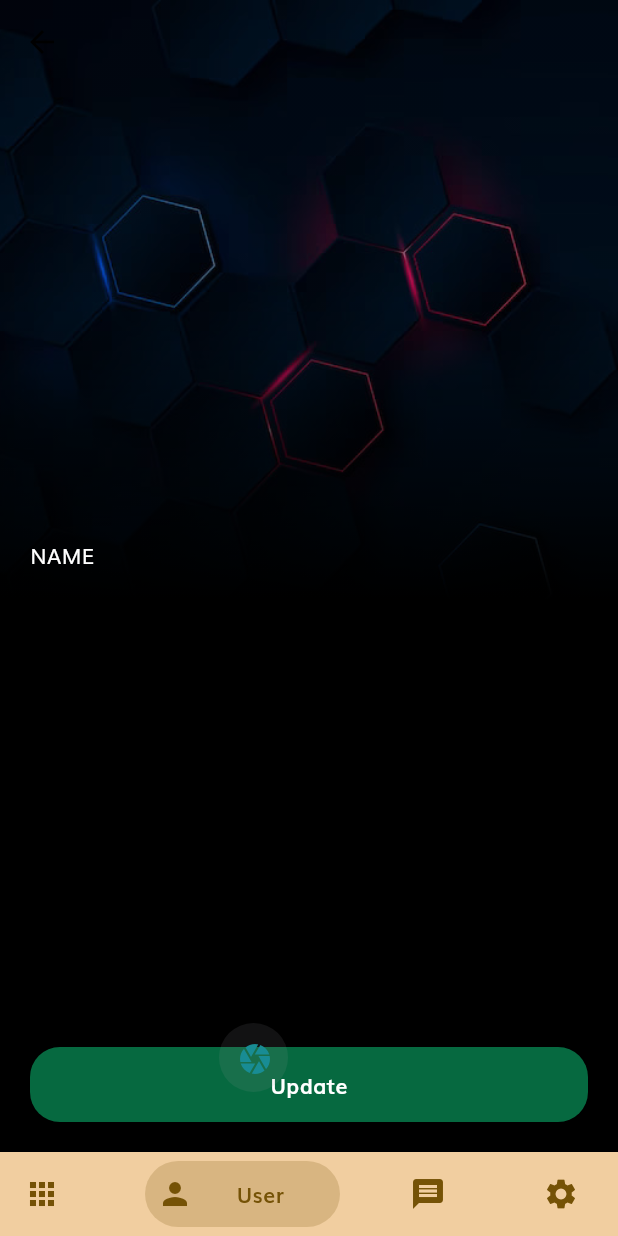
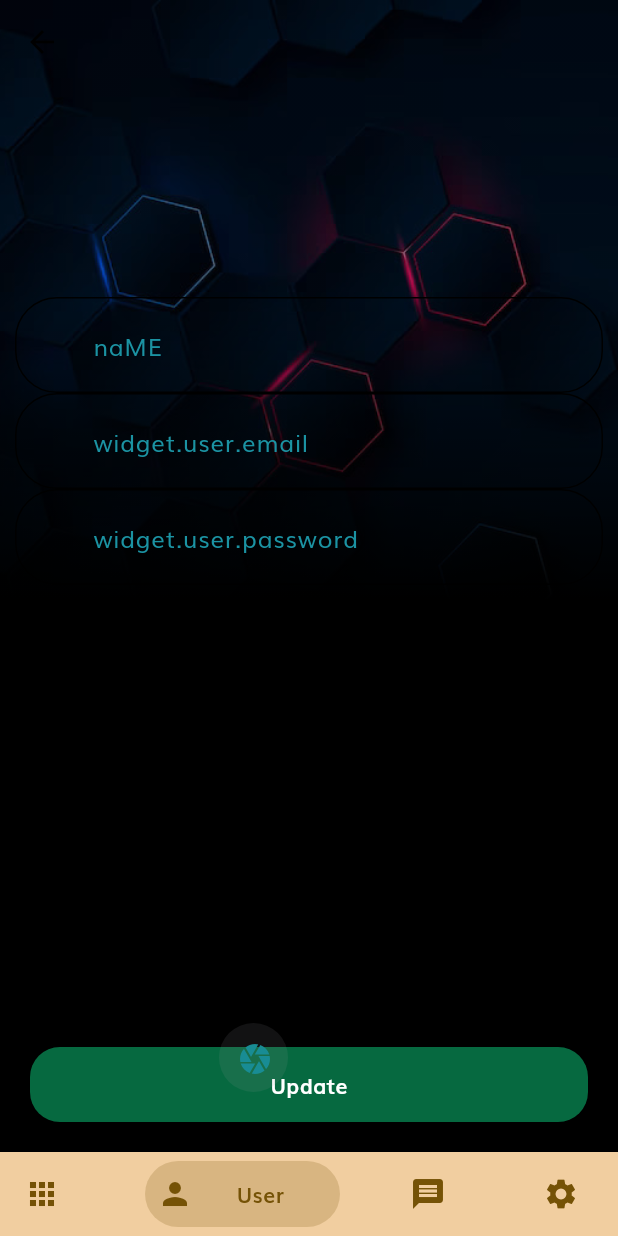
Before and after one commit to sran307/aime_app, a Flutter app: the Profile screen opened directly, after a tap on "Name", on a phone screen of 412 x 824 dp. Run offline on Flutter 3.47's test engine with Material 3 defaults, Android fonts, the phone set to English and light mode, and no system bars; drawn by our look-alikes of bottom_navy_bar; our stand-ins replace awesome_notifications, connectivity_plus, datetime_picker_formfield_new, device_info_plus, flutter_animate, flutter_spinkit and 8 more; accounts and stored records are empty; network calls fail; project files that could hold a hidden picture were left out.

Commit message:
user page design completed

```diff
--- a/aime_app/lib/screens/home/UserSection.dart
+++ b/aime_app/lib/screens/home/UserSection.dart
@@ -19,9 +19,7 @@ class _UserSectionState extends State<UserSection> {
       onTap: () {
         Get.to(Profile(), transition: Transition.zoom);
       },
-        child: FadeInAnimation(
-          1,
-          Card(
+      child: Card(
         elevation: 5, // Adjust elevation as needed
         shape: RoundedRectangleBorder(
           borderRadius:
@@ -67,6 +65,6 @@ class _UserSectionState extends State<UserSection> {
           ],
         ),
       ),
-        ));
+    );
   }
 }
--- a/aime_app/lib/screens/profile/profile.dart
+++ b/aime_app/lib/screens/profile/profile.dart
@@ -14,6 +14,28 @@ class Profile extends StatefulWidget {
 class _ProfileState extends State<Profile> {
   get press => null;
 
+   final _formKey = GlobalKey<FormState>();
+  late TextEditingController _nameController;
+  late TextEditingController _emailController;
+  late TextEditingController _passwordController;
+
+  @override
+  void initState() {
+    super.initState();
+    _nameController = TextEditingController(text: 'naME');
+    _emailController = TextEditingController(text: 'widget.user.email');
+    _passwordController = TextEditingController(text: 'widget.user.password');
+  }
+
+  @override
+  void dispose() {
+    _nameController.dispose();
+    _emailController.dispose();
+    _passwordController.dispose();
+    super.dispose();
+  }
+
+
   @override
   Widget build(BuildContext context) {
     int _currentIndex = 1;
@@ -28,7 +50,7 @@ class _ProfileState extends State<Profile> {
                 expandedHeight: 400.0,
                 flexibleSpace: FlexibleSpaceBar(
                   background: Container(
-                    decoration: BoxDecoration(
+                    decoration: const BoxDecoration(
                         image: DecorationImage(
                             image: AssetImage('assets/images/bg.jpg'),
                             fit: BoxFit.cover)),
@@ -38,17 +60,65 @@ class _ProfileState extends State<Profile> {
                               begin: Alignment.bottomRight,
                               colors: [kDark, kDark.withOpacity(0.3)])),
                       child: Padding(
-                        padding: EdgeInsets.all(20),
+                        padding: EdgeInsets.all(10),
                         child: Column(
                           crossAxisAlignment: CrossAxisAlignment.start,
                           mainAxisAlignment: MainAxisAlignment.end,
                           children: [
                             FadeAnimation(
-                                1,
-                                Text(
-                                  "NAME",
-                                  style: TextStyle(color: Colors.white),
-                                ))
+                              1,
+                              TextFormField(
+                                controller: _nameController,
+                                decoration: const InputDecoration(
+                                  hintText: 'Enter the name...',
+                                ),
+                                validator: (value) {
+                                  if (value == null || value.isEmpty) {
+                                    return 'Please enter the name';
+                                  }
+                                  return null;
+                                },
+                                style: const TextStyle(
+                                  color: Color.fromARGB(255, 27, 147, 163)
+                                ),
+                              ),
+                            ),
+                            FadeAnimation(
+                              1,
+                              TextFormField(
+                                controller: _emailController,
+                                decoration: const InputDecoration(
+                                  hintText: 'Enter the email...',
+                                ),
+                                validator: (value) {
+                                  if (value == null || value.isEmpty) {
+                                    return 'Please enter the email';
+                                  }
+                                  return null;
+                                },
+                                style: const TextStyle(
+                                  color: Color.fromARGB(255, 27, 147, 163)
+                                ),
+                              ),
+                            ),
+                            FadeAnimation(
+                              1,
+                              TextFormField(
+                                controller: _passwordController,
+                                decoration: const InputDecoration(
+                                  hintText: 'Enter the password...',
+                                ),
+                                validator: (value) {
+                                  if (value == null || value.isEmpty) {
+                                    return 'Please enter the password';
+                                  }
+                                  return null;
+                                },
+                                style: const TextStyle(
+                                  color: Color.fromARGB(255, 27, 147, 163)
+                                ),
+                              ),
+                            )
                           ],
                         ),
                       ),
```
Also changed, not shown: aime_env/requirements.txt (added, +89 -0 lines). Lines whose indentation alone changed are shown as unchanged.
